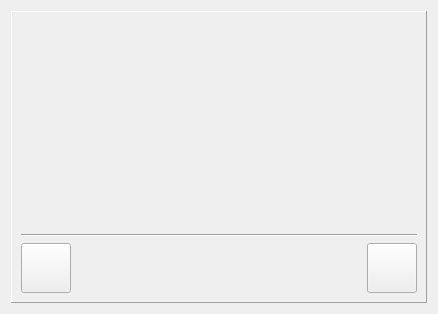
Old version of the form resources/ui/UI_ScreenshotChart.ui in the repository Chr0nixz/Closure.
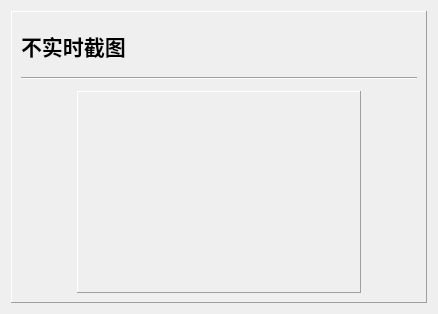
New version of the form.

```diff
--- a/resources/ui/UI_ScreenshotChart.ui
+++ b/resources/ui/UI_ScreenshotChart.ui
@@ -25,8 +25,79 @@
      <layout class="QGridLayout" name="gridLayout_2">
       <item row="0" column="0">
        <layout class="QVBoxLayout" name="verticalLayout">
+        <item>
+         <widget class="QLabel" name="label_2">
+          <property name="minimumSize">
+           <size>
+            <width>0</width>
+            <height>50</height>
+           </size>
+          </property>
+          <property name="font">
+           <font>
+            <pointsize>16</pointsize>
+            <weight>75</weight>
+            <bold>true</bold>
+           </font>
+          </property>
+          <property name="text">
+           <string>不实时截图</string>
+          </property>
+         </widget>
+        </item>
+        <item>
+         <widget class="Line" name="line">
+          <property name="orientation">
+           <enum>Qt::Horizontal</enum>
+          </property>
+         </widget>
+        </item>
+        <item>
+         <spacer name="verticalSpacer">
+          <property name="orientation">
+           <enum>Qt::Vertical</enum>
+          </property>
+          <property name="sizeType">
+           <enum>QSizePolicy::Fixed</enum>
+          </property>
+          <property name="sizeHint" stdset="0">
+           <size>
+            <width>20</width>
+            <height>5</height>
+           </size>
+          </property>
+         </spacer>
+        </item>
         <item>
          <layout class="QHBoxLayout" name="horizontalLayout">
+          <item>
+           <widget class="QPushButton" name="pushButton">
+            <property name="sizePolicy">
+             <sizepolicy hsizetype="Fixed" vsizetype="Fixed">
+              <horstretch>0</horstretch>
+              <verstretch>0</verstretch>
+             </sizepolicy>
+            </property>
+            <property name="minimumSize">
+             <size>
+              <width>50</width>
+              <height>50</height>
+             </size>
+            </property>
+            <property name="maximumSize">
+             <size>
+              <width>50</width>
+              <height>50</height>
+             </size>
+            </property>
+            <property name="text">
+             <string/>
+            </property>
+            <property name="flat">
+             <bool>true</bool>
+            </property>
+           </widget>
+          </item>
           <item>
            <widget class="QLabel" name="label">
             <property name="sizePolicy">
@@ -41,62 +112,28 @@
               <height>120</height>
              </size>
             </property>
-            <property name="text">
-             <string/>
+            <property name="frameShape">
+             <enum>QFrame::Panel</enum>
             </property>
-           </widget>
-          </item>
-         </layout>
-        </item>
-        <item>
-         <widget class="Line" name="line">
-          <property name="orientation">
-           <enum>Qt::Horizontal</enum>
-          </property>
-         </widget>
-        </item>
-        <item>
-         <layout class="QHBoxLayout" name="horizontalLayout_2">
-          <item>
-           <widget class="QPushButton" name="Left">
-            <property name="minimumSize">
-             <size>
-              <width>50</width>
-              <height>50</height>
-             </size>
+            <property name="frameShadow">
+             <enum>QFrame::Raised</enum>
             </property>
-            <property name="maximumSize">
-             <size>
-              <width>50</width>
-              <height>16777215</height>
-             </size>
+            <property name="lineWidth">
+             <number>1</number>
             </property>
             <property name="text">
              <string/>
             </property>
-            <property name="iconSize">
-             <size>
-              <width>48</width>
-              <height>48</height>
-             </size>
-            </property>
            </widget>
           </item>
           <item>
-           <spacer name="horizontalSpacer">
-            <property name="orientation">
-             <enum>Qt::Horizontal</enum>
+           <widget class="QPushButton" name="pushButton_2">
+            <property name="sizePolicy">
+             <sizepolicy hsizetype="Fixed" vsizetype="Fixed">
+              <horstretch>0</horstretch>
+              <verstretch>0</verstretch>
+             </sizepolicy>
             </property>
-            <property name="sizeHint" stdset="0">
-             <size>
-              <width>40</width>
-              <height>20</height>
-             </size>
-            </property>
-           </spacer>
-          </item>
-          <item>
-           <widget class="QPushButton" name="Right">
             <property name="minimumSize">
              <size>
               <width>50</width>
@@ -106,17 +143,14 @@
             <property name="maximumSize">
              <size>
               <width>50</width>
-              <height>16777215</height>
+              <height>50</height>
              </size>
             </property>
             <property name="text">
              <string/>
             </property>
-            <property name="iconSize">
-             <size>
-              <width>48</width>
-              <height>48</height>
-             </size>
+            <property name="flat">
+             <bool>true</bool>
             </property>
            </widget>
           </item>
```
